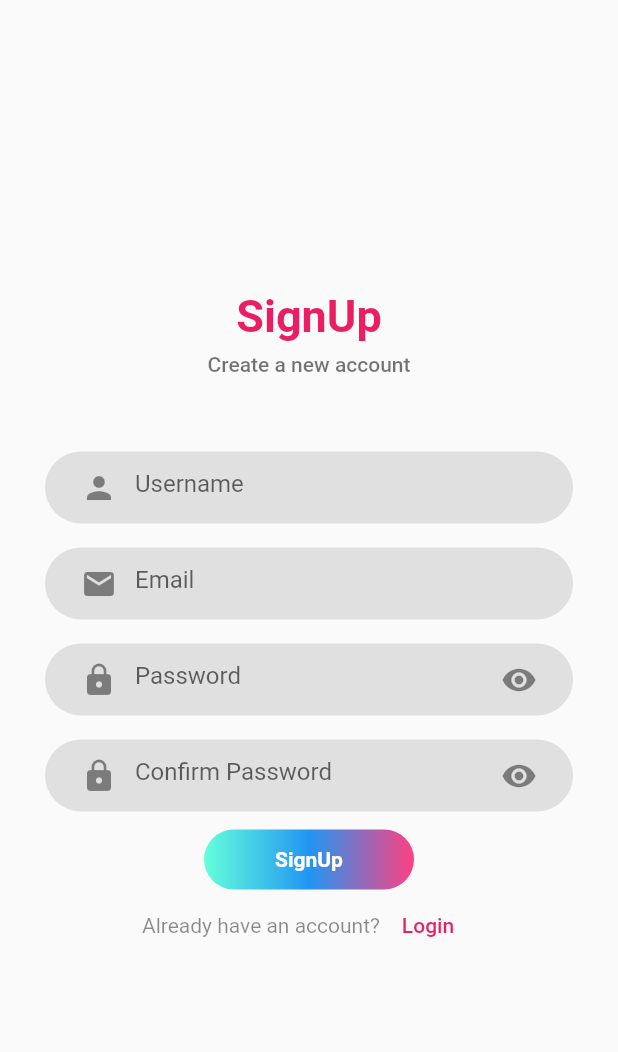
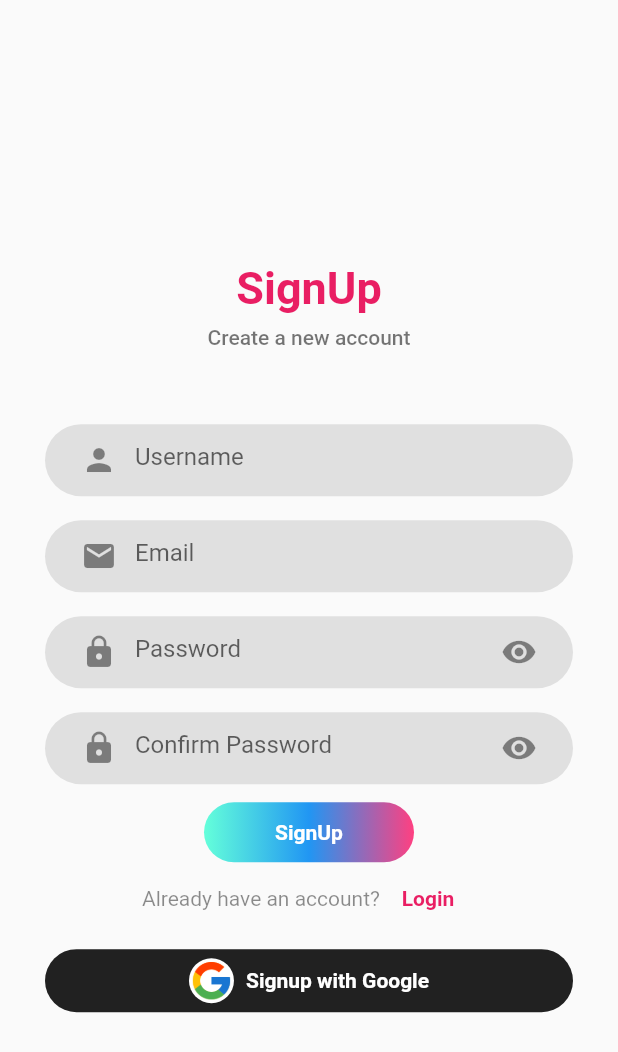
Before and after one commit to jaganiravi1/FirstApp, a Flutter app: the screen it shows after launch, after a tap on "LOGIN", after a tap on "SignUp", on a phone screen of 412 x 824 dp. Shown: the top 1052 px of the screen. Run offline on Flutter 3.47's test engine with Material 2 defaults, Android fonts, the phone set to English and light mode, and no system bars; our stand-ins replace firebase_auth, firebase_core; missing offline and left inert: dart:ffi; accounts and stored records are empty.

Commit message:
signout addded

```diff
--- a/lib/Pages/Dashboard.dart
+++ b/lib/Pages/Dashboard.dart
@@ -1,3 +1,6 @@
+import 'package:application/Pages/LoginPage.dart';
+import 'package:firebase_auth/firebase_auth.dart';
+import 'package:firebase_core/firebase_core.dart';
 import 'package:flutter/material.dart';
 import 'package:flutter/src/widgets/container.dart';
 import 'package:flutter/src/widgets/framework.dart';
@@ -64,9 +67,12 @@ class _DashboardState extends State<Dashboard> {
           children: [
             const UserAccountsDrawerHeader(
               decoration: BoxDecoration(color: Colors.pinkAccent),
+              currentAccountPicture: CircleAvatar(
+                backgroundColor: Colors.white,
+                child: Icon(Icons.person,color: Colors.pinkAccent,size: 38,),
+              ),
               accountEmail: Text('jaganiravi@gmail.com'),
-              accountName: Text(
-                'Ravi Jagani',
+              accountName: Text('Ravi Jagani',
                 style: TextStyle(fontSize: 18),
               ),
             ),
@@ -134,6 +140,25 @@ class _DashboardState extends State<Dashboard> {
                 Navigator.pop(context);
               },
             ),
+            Divider(
+              thickness: 0.8,
+              color: Color.fromARGB(255, 251, 189, 210),
+            ),
+            ListTile(
+              leading: Padding(
+                padding: const EdgeInsets.only(left: 16.0),
+                child: Icon(Icons.logout),
+              ),
+              title: Text(
+                'Sign out',
+                style: TextStyle(color: Colors.black54),
+              ),
+              onTap: () {
+                FirebaseAuth.instance.signOut();
+
+                Navigator.pushAndRemoveUntil(context, MaterialPageRoute(builder: (context)=>LoginPage()), (route) => false);
+              },
+            ),
           ],
         ),
       ),
--- a/lib/Pages/LoginPage.dart
+++ b/lib/Pages/LoginPage.dart
@@ -163,7 +163,7 @@ class _LoginPageState extends State<LoginPage> {
                       setState(() {
                         isLoading = false;
                       });
-                      print("RAVI....");
+                      print(e);
                     }
 
                     //
@@ -211,7 +211,7 @@ class _LoginPageState extends State<LoginPage> {
                       },
                       child: const Text(
                         'SignUp',
-                        style: TextStyle(color: Colors.pink),
+                        style: TextStyle(color: Colors.pink,fontWeight: FontWeight.bold),
                       ))
                 ],
               ),
--- a/lib/Pages/SignUp.dart
+++ b/lib/Pages/SignUp.dart
@@ -13,14 +13,13 @@ class SignupPage extends StatefulWidget {
 }
 
 class _SignupPageState extends State<SignupPage> {
-
   var _formKey = GlobalKey<FormState>();
   bool isShowPass = false;
   bool isShowPass1 = false;
   final TextEditingController _pass = TextEditingController();
   final TextEditingController _confirmpass = TextEditingController();
   final TextEditingController _emailcontroller = TextEditingController();
-   final TextEditingController _usernamecontroller= TextEditingController();
+  final TextEditingController _usernamecontroller = TextEditingController();
   @override
   Widget build(BuildContext context) {
     return SafeArea(
@@ -28,10 +27,12 @@ class _SignupPageState extends State<SignupPage> {
         key: _formKey,
         child: Scaffold(
           //appBar: AppBar(title: Text("Cricket"),centerTitle: true,backgroundColor: Colors.blueAccent,),
-          body: Column(
+          body: SingleChildScrollView (
+            child: Column(
               mainAxisAlignment: MainAxisAlignment.center,
               crossAxisAlignment: CrossAxisAlignment.center,
               children: [
+                SizedBox(height: MediaQuery.of(context).size.height*0.2,),
                 Center(
                   child: Padding(
                     padding: const EdgeInsets.only(top: 10),
@@ -64,12 +65,17 @@ class _SignupPageState extends State<SignupPage> {
                         child: TextFormField(
                           controller: _usernamecontroller,
                           decoration: InputDecoration(
-                          prefixIcon: Icon(Icons.person,color: Colors.black45,),
-                            hintText: "Username", border: InputBorder.none),
+                              prefixIcon: Icon(
+                                Icons.person,
+                                color: Colors.black45,
+                              ),
+                              hintText: "Username",
+                              border: InputBorder.none),
                           validator: (value) {
-                              if(value!.isEmpty){
+                            if (value!.isEmpty) {
                               return 'Enter valid username!';
-                                  }return null;
+                            }
+                            return null;
                           },
                         ),
                       )),
@@ -87,16 +93,20 @@ class _SignupPageState extends State<SignupPage> {
                         padding: const EdgeInsets.only(left: 12, right: 12),
                         child: TextFormField(
                           controller: _emailcontroller,
-
-
                           decoration: InputDecoration(
-                          prefixIcon: Icon(Icons.email,color: Colors.black45,),
-                            hintText: "Email", border: InputBorder.none),
+                              prefixIcon: Icon(
+                                Icons.email,
+                                color: Colors.black45,
+                              ),
+                              hintText: "Email",
+                              border: InputBorder.none),
                           validator: (value) {
-                              if(value!.isEmpty || !RegExp(r"^[a-zA-Z0-9.a-zA-Z0-9.!#$%&'*+-/=?^_`{|}~]+@[a-zA-Z0-9]+\.[a-zA-Z]+")
-                                  .hasMatch(value)){
+                            if (value!.isEmpty ||
+                                !RegExp(r"^[a-zA-Z0-9.a-zA-Z0-9.!#$%&'*+-/=?^_`{|}~]+@[a-zA-Z0-9]+\.[a-zA-Z]+")
+                                    .hasMatch(value)) {
                               return 'Enter valid email!';
-                                  }return null;
+                            }
+                            return null;
                           },
                         ),
                       )),
@@ -109,28 +119,33 @@ class _SignupPageState extends State<SignupPage> {
                         borderRadius: BorderRadius.circular(25),
                         boxShadow: [BoxShadow(color: Colors.grey.shade300)]),
                     child: Padding(
-
                       padding: const EdgeInsets.only(left: 12, right: 12),
                       child: TextFormField(
                         obscureText: !isShowPass,
-
                         controller: _pass,
                         validator: (value) {
-                          if(value!.isEmpty || value.length<=6){
+                          if (value!.isEmpty || value.length <= 6) {
                             return "Password mus be contains 6 characters";
                           }
                         },
                         decoration: InputDecoration(
-
-                          prefixIcon: Icon(Icons.lock,color: Colors.black45,),
-                            suffixIcon: InkWell(child: Icon(isShowPass? Icons.visibility_off:Icons.visibility)),
+                            prefixIcon: Icon(
+                              Icons.lock,
+                              color: Colors.black45,
+                            ),
+                            suffixIcon: InkWell(
+                                child: Icon(isShowPass
+                                    ? Icons.visibility_off
+                                    : Icons.visibility)),
                             hintText: "Password",
                             border: InputBorder.none),
                         onTap: () {
                           setState(() {
-                                if(isShowPass){
-                                  isShowPass=false;
-                                }else{isShowPass=true;}
+                            if (isShowPass) {
+                              isShowPass = false;
+                            } else {
+                              isShowPass = true;
+                            }
                           });
                         },
                       ),
@@ -150,23 +165,32 @@ class _SignupPageState extends State<SignupPage> {
                         obscureText: !isShowPass1,
                         controller: _confirmpass,
                         validator: (value) {
-                          if(value!.isEmpty){
+                          if (value!.isEmpty) {
                             return 'Empty';
-
-                          }if(value != _pass.text){
+                          }
+                          if (value != _pass.text) {
                             return 'Password Does not match';
-                          }return null;
+                          }
+                          return null;
                         },
                         decoration: InputDecoration(
-                          prefixIcon: Icon(Icons.lock,color: Colors.black45,),
-                           suffixIcon: InkWell(child: Icon(isShowPass1? Icons.visibility_off:Icons.visibility)),
+                            prefixIcon: Icon(
+                              Icons.lock,
+                              color: Colors.black45,
+                            ),
+                            suffixIcon: InkWell(
+                                child: Icon(isShowPass1
+                                    ? Icons.visibility_off
+                                    : Icons.visibility)),
                             hintText: "Confirm Password",
                             border: InputBorder.none),
                         onTap: () {
                           setState(() {
-                                if(isShowPass1){
-                                  isShowPass1=false;
-                                }else{isShowPass1=true;}
+                            if (isShowPass1) {
+                              isShowPass1 = false;
+                            } else {
+                              isShowPass1 = true;
+                            }
                           });
                         },
                       ),
@@ -175,23 +199,36 @@ class _SignupPageState extends State<SignupPage> {
                 ),
                 SizedBox(height: 12),
                 InkWell(
-                onTap: () async{
-                  if (_formKey.currentState!.validate()){
-                   UserCredential usercredential= await FirebaseAuth.instance.createUserWithEmailAndPassword(email: _emailcontroller.text, password: _pass.text);
-                   if(usercredential.user!=null){
-                     Navigator.pushReplacement(context, MaterialPageRoute(builder: (context)=>Dashboard()));
+                  onTap: () async {
+                    if (_formKey.currentState!.validate()) {
+                      UserCredential usercredential = await FirebaseAuth.instance
+                          .createUserWithEmailAndPassword(
+                              email: _emailcontroller.text, password: _pass.text);
+                      if (usercredential.user != null) {
+                        Navigator.pushReplacement(context,
+                            MaterialPageRoute(builder: (context) => Dashboard()));
                       }
-
                     }
                   },
                   child: Container(
-
                     height: 40,
                     width: 140,
                     decoration: BoxDecoration(
                         borderRadius: BorderRadius.circular(20),
-                    gradient: LinearGradient(begin: Alignment.centerLeft,end: Alignment.centerRight,colors: [Colors.tealAccent,Colors.blue, Colors.pinkAccent,])),
-                  child: Center(child: Text('SignUp',style: TextStyle(color: Colors.white,fontWeight: FontWeight.bold),)),
+                        gradient: LinearGradient(
+                            begin: Alignment.centerLeft,
+                            end: Alignment.centerRight,
+                            colors: [
+                              Colors.tealAccent,
+                              Colors.blue,
+                              Colors.pinkAccent,
+                            ])),
+                    child: Center(
+                        child: Text(
+                      'SignUp',
+                      style: TextStyle(
+                          color: Colors.white, fontWeight: FontWeight.bold),
+                    )),
                   ),
                 ),
                 //SizedBox(height: 1),
@@ -203,13 +240,65 @@ class _SignupPageState extends State<SignupPage> {
                             color: Colors.black45,
                             fontWeight: FontWeight.w400,
                             fontSize: 14)),
-                          TextButton(onPressed: (){
-                            Navigator.push(context, MaterialPageRoute(builder: (context)=> LoginPage()));
-
-                          }, child: Text('Login',style: TextStyle(color: Colors.pink),))
+                    TextButton(
+                      onPressed: () {
+                        Navigator.push(context,
+                            MaterialPageRoute(builder: (context) => LoginPage()));
+                      },
+                      child: Text(
+                        'Login',
+                        style: TextStyle(color: Colors.pink,fontWeight: FontWeight.bold),
+                      ),
+                    ),
                   ],
                 ),
+                SizedBox(height: 10),
+                InkWell(
+                  child: Padding(
+                    padding: const EdgeInsets.only(left: 30, right: 30),
+                    child: Container(
+                      height: 42,
+                      decoration: BoxDecoration(
+                          borderRadius: BorderRadius.circular(30),
+                          color: Colors.black87
+                          // gradient: LinearGradient(
+                          //     begin: Alignment.centerLeft,
+                          //     end: Alignment.centerRight,
+                          //     colors: [
+                          //       Colors.tealAccent,
+                          //       Colors.blue,
+                          //       Colors.pinkAccent,
+                          //     ])
+                          ),
+                      child: Center(
+                          child: Row(
+                        mainAxisAlignment: MainAxisAlignment.center,
+                        children: [
+                          CircleAvatar(radius: 15,
+                            backgroundColor: Colors.white,
+
+                            backgroundImage: AssetImage(
+                              'lib/assets/google1.png',),
+                          ),
+                          SizedBox(width: 8),
+                          // Container(
+                          //   width: 20,
+                          //   height: 20,
+                          //   child: Image.asset('lib/assets/images.png',fit: BoxFit.contain),
+                          //   ),
+                          Text(
+                            'Signup with Google',
+                            style: TextStyle(
+                                color: Colors.white, fontWeight: FontWeight.bold),
+                          ),
+
                         ],
+                      )),
+                    ),
+                  ),
+                )
+              ],
+            ),
           ),
         ),
       ),
--- a/lib/Pages/SplashScreen.dart
+++ b/lib/Pages/SplashScreen.dart
@@ -1,9 +1,10 @@
 import 'dart:async';
 
+import 'package:application/Pages/Dashboard.dart';
+import 'package:firebase_auth/firebase_auth.dart';
 import 'package:flutter/material.dart';
 
 import 'package:application/Pages/LoginPage.dart';
-
 
 class SplashScreen extends StatefulWidget {
   const SplashScreen({Key? key}) : super(key: key);
@@ -16,14 +17,19 @@ class _SplashScreenState extends State<SplashScreen> {
   @override
   void initState() {
     super.initState();
-    Timer(Duration(seconds: 3),
-            ()=>Navigator.pushReplacement(context,
-            MaterialPageRoute(builder:
-                (context) =>
-                LoginPage()
-            )
-        )
-    );
+    Timer(Duration(seconds: 3), () {
+      FirebaseAuth.instance.authStateChanges().listen((User? user) {
+        if (user != null) {
+          Navigator.pushReplacement(
+          context, MaterialPageRoute(builder: (context) => Dashboard()));
+        }else{
+          Navigator.pushReplacement(
+          context, MaterialPageRoute(builder: (context) => LoginPage()));
+        };
+      });
+
+
+    });
   }
 
   Widget build(BuildContext context) {
@@ -32,7 +38,15 @@ class _SplashScreenState extends State<SplashScreen> {
         body: Container(
       height: MediaQuery.of(context).size.height,
       width: MediaQuery.of(context).size.width,
-          decoration: BoxDecoration(gradient: LinearGradient(begin: Alignment.topLeft,end: Alignment.bottomRight,colors: [Colors.tealAccent,Colors.blue, Colors.pinkAccent,])),
+      decoration: BoxDecoration(
+          gradient: LinearGradient(
+              begin: Alignment.topLeft,
+              end: Alignment.bottomRight,
+              colors: [
+            Colors.tealAccent,
+            Colors.blue,
+            Colors.pinkAccent,
+          ])),
       child: Center(
         child: Column(
           mainAxisAlignment: MainAxisAlignment.center,
--- a/pubspec.yaml
+++ b/pubspec.yaml
@@ -63,9 +63,8 @@ flutter:
   uses-material-design: true
 
   # To add assets to your application, add an assets section, like this:
-  # assets:
-  #   - images/a_dot_burr.jpeg
-  #   - images/a_dot_ham.jpeg
+  assets:
+    - lib/assets/
 
   # An image asset can refer to one or more resolution-specific "variants", see
   # https://flutter.dev/assets-and-images/#resolution-aware
```
Also changed, not shown: lib/assets/google.png (added), lib/assets/google1.png (added), lib/assets/images.png (added). Lines whose indentation alone changed are shown as unchanged.
